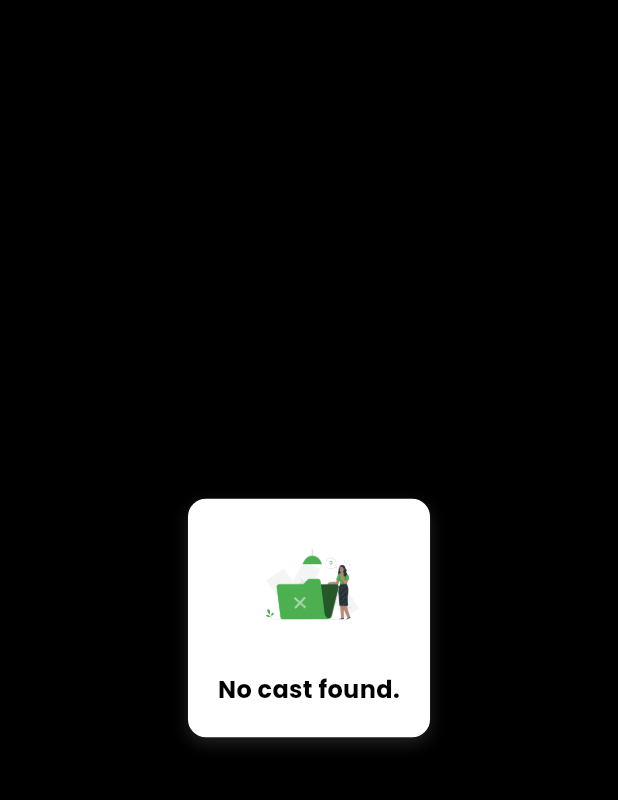
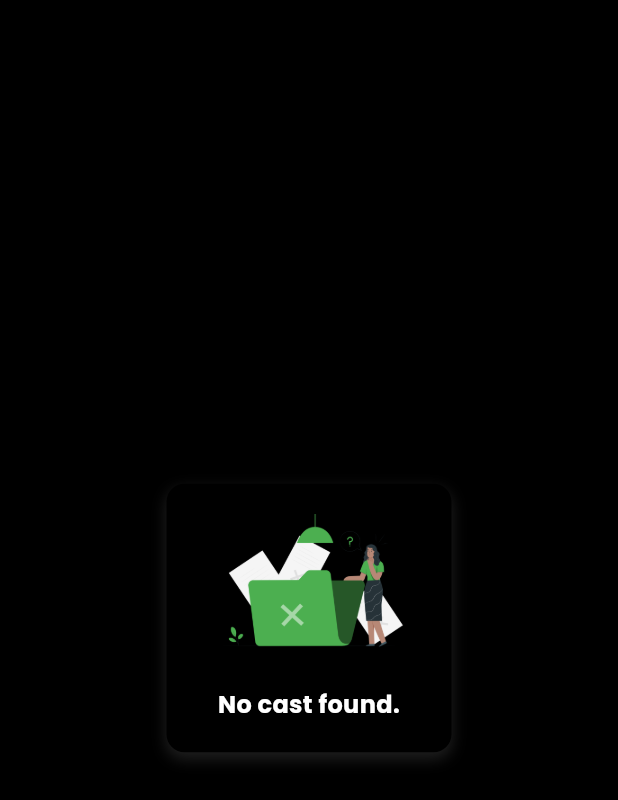
Before and after one commit to HusseinMohamed99/EGY_DEAD, a Flutter app: the NoDataFoundWidget widget shown alone on an empty page, opened directly, on a phone screen of 412 x 824 dp. Shown: the top 800 px of the screen. Run offline on Flutter 3.47's test engine with Material 3 defaults, Android fonts, the phone set to English and light mode, and no system bars; our stand-ins replace animate_do, cached_network_image, carousel_slider, connectivity_plus, dartz, dio and 11 more; accounts and stored records are empty; network calls fail.

Commit message:
Refactor Movie Details Screen and No Data Found Widget
- Removed redundant `textTheme` assignment in `_showSimilar` method.
- Updated `NoDataFoundWidget` to use `ColorManager` for background and message colors.
- Increased the size of the image

```diff
--- a/lib/movies/presentation/screens/movie_details_screen.dart
+++ b/lib/movies/presentation/screens/movie_details_screen.dart
@@ -378,8 +378,6 @@ Widget _showRecommendations(BuildContext context) {
 }
 
 Widget _showSimilar(BuildContext context) {
-  final textTheme = getThemeData(context)[AppTheme.darkTheme]!.textTheme;
-
   return BlocBuilder<MoviesDetailsBloc, MoviesDetailsStates>(
     builder: (context, state) {
       if (state.moviesSimilarStates == RequestState.loading) {
@@ -532,8 +530,8 @@ class NoDataFoundWidget extends StatelessWidget {
     super.key,
     this.message = 'No data found.',
     this.imagePath,
-    this.backgroundColor = Colors.white,
-    this.messageColor = Colors.black,
+    this.backgroundColor = ColorManager.darkPrimary,
+    this.messageColor = ColorManager.whiteColor,
     this.fontSize = 16.0,
   });
 
@@ -559,8 +557,9 @@ class NoDataFoundWidget extends StatelessWidget {
             if (imagePath != null)
               Image.asset(
                 imagePath!,
-                width: 80.0,
-                height: 80.0,
+                width: 150,
+                height: 100,
+                fit: BoxFit.fitWidth,
               ),
             const SizedBox(height: 16.0),
             Text(
```
